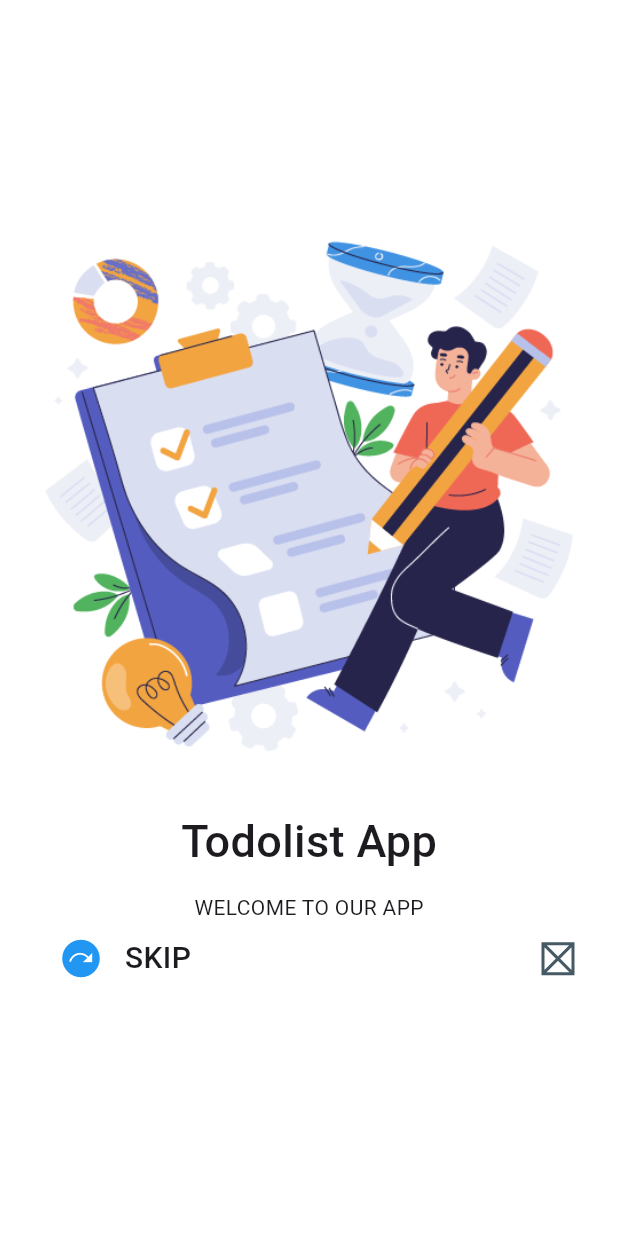
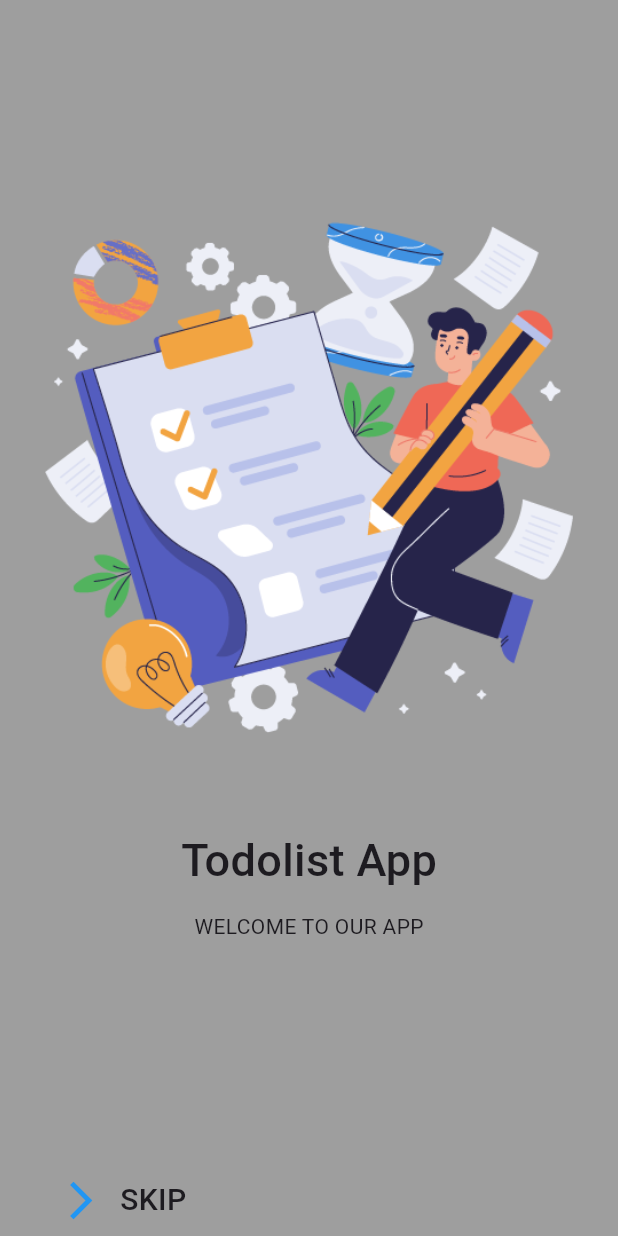
Before and after one commit to farsii/todo_list, a Flutter app: the screen it shows after launch, on a phone screen of 412 x 824 dp. Run offline on Flutter 3.47's test engine with Material 3 defaults, Android fonts, the phone set to English and light mode, and no system bars; our stand-ins replace flutter_screenutil.

Commit message:
stack
stack added

```diff
--- a/lib/features/authantication/views/on_boarding_screen.dart
+++ b/lib/features/authantication/views/on_boarding_screen.dart
@@ -3,69 +3,96 @@ import 'package:myapp/core/common/widgets/white_space.dart';
 import 'package:myapp/core/res/image_res.dart';
 
 
-class OnboardingScreen extends StatelessWidget {
+class OnboardingScreen extends StatefulWidget {
   const OnboardingScreen({super.key});
 
   @override
+  State<OnboardingScreen> createState() => _OnboardingScreenState();
+}
+
+class _OnboardingScreenState extends State<OnboardingScreen> {
+  @override
   Widget build(BuildContext context) {
     return Scaffold(
-        backgroundColor: Colors.white,
+        backgroundColor: Colors.grey,
         body:
         SafeArea(
-          child: Padding(
+          child: Stack(
+            children: [
+
+
+            PageView(
+              children: [
+
+               Padding(
                 padding: const EdgeInsets.symmetric(horizontal:30),
                 child: Column(
                   mainAxisAlignment: MainAxisAlignment.center,
                   children: [
+                    Spacer(),
+                     Image.asset(Imageres.todo),
+                     const WhiteSpace(height: 50),
 
-                 Image.asset(Imageres.todo),
-                 WhiteSpace(height: 30),
 
-                Text("Todolist App",
+                     const Text("Todolist App",
                     style: TextStyle(
                       fontSize: 30,
                       fontWeight: FontWeight.w500,
                     ),
                     ),
-                WhiteSpace(height: 10),
-                Text("WELCOME TO OUR APP"),
+                    const WhiteSpace(height: 10),
+                    const Text("WELCOME TO OUR APP"),
+                    Spacer(),
+
+
                     Container(
 
                       child:
                           Row(
                             mainAxisAlignment: MainAxisAlignment.spaceBetween,
+                            children: [
+
+                              Row(
 
                                 children: [
-                      Row(
-                        children: [
+
                                   //icon and skip
                                   //
                                   IconButton(
                                     iconSize: 30,
                                     onPressed: (){},
-                          icon: Icon(Icons.next_plan_rounded),color: Colors.blue,),
-                          WhiteSpace(width: 5,),
-                         Text("SKIP",style: TextStyle(
+                                  icon: const Icon(Icons.arrow_forward_ios_outlined),color: Colors.blue,),
+                                  const WhiteSpace(width: 2,),
+                                 const Text("SKIP",style: TextStyle(
                                   fontSize: 20,
                                   fontWeight: FontWeight.w500,
                                 ),),
 
+                                ],
 
+                              ),
                             ],
+                          ),
+                          //dot two button
+
+
+
 
 
                       ),
-                      //dot tow button
-                      Placeholder(fallbackHeight: 20,fallbackWidth: 20,),
 
                   ],
-
+                ),
 
               ),
+
+                  ],
               ),
               ],
             ),
                    ),
-        ));
+
+
+        );
   }
 }
--- a/pubspec.yaml
+++ b/pubspec.yaml
@@ -14,6 +14,7 @@ dependencies:
 
   cupertino_icons: ^1.0.6
   flutter_screenutil: ^5.9.0
+  smooth_page_indicator: ^1.1.0
 
 dev_dependencies:
   flutter_test:
```
Also changed, not shown: lib/core/common/widgets/fading_text.dart (added, +25 -0 lines), pubspec.lock. Lines whose indentation alone changed are shown as unchanged.
